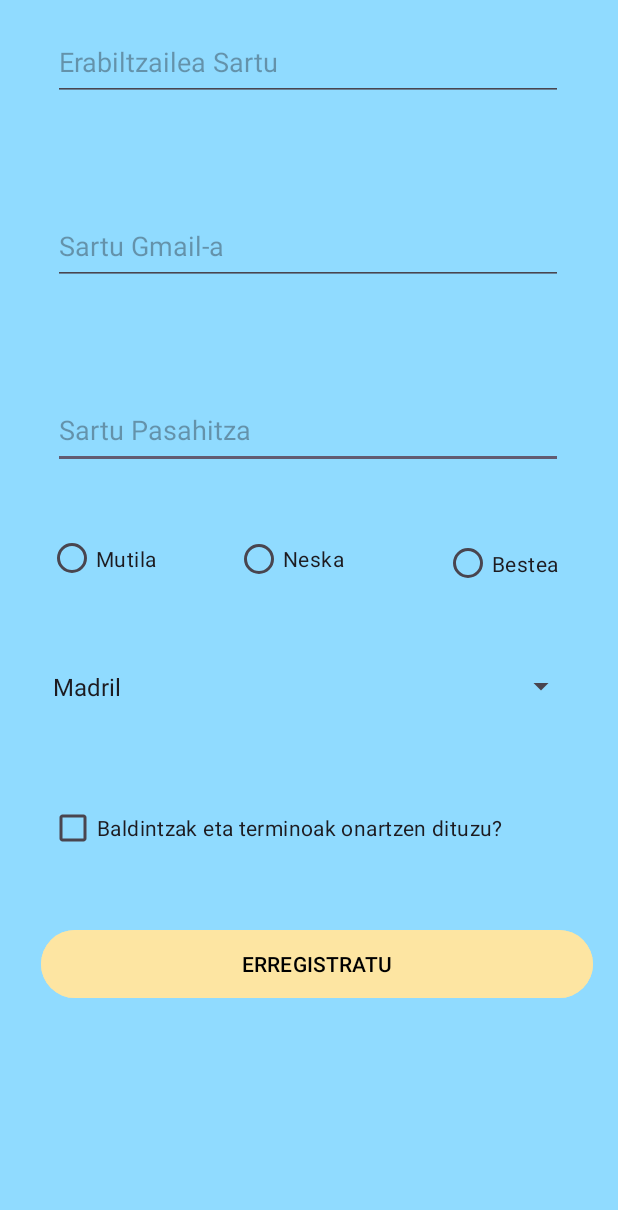
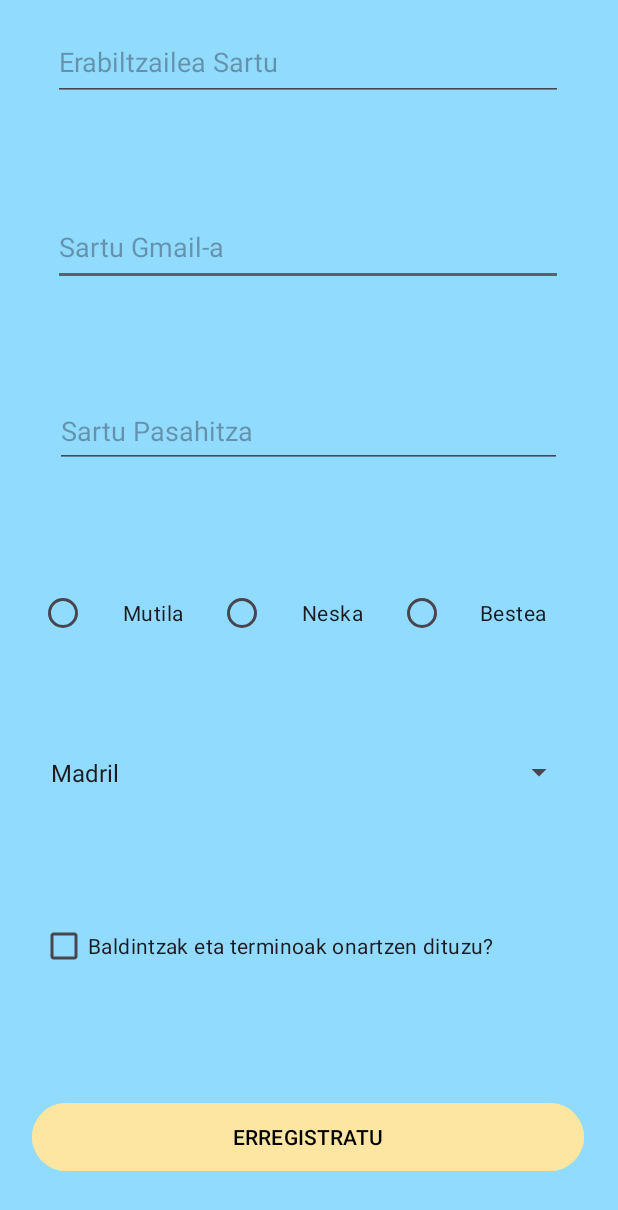
Before and after one commit to UgaitzBil/ProiektuaPMUL_Bilbao_Ugaitz, an Android app: the RegisterPage screen opened directly, with no data from a screen before it, on a phone screen of 412 x 824 dp. Shown: the top 1210 px of the screen. Run offline under Robolectric (Android 15) with nearby library versions, the phone set to English and light mode, and no system bars.

Commit message:
hecho en casa

```diff
--- a/app/src/main/res/layout/activity_register_page.xml
+++ b/app/src/main/res/layout/activity_register_page.xml
@@ -9,23 +9,10 @@
     tools:context=".RegisterPage">
 
     <EditText
-        android:id="@+id/ftpassword"
-        android:layout_width="340dp"
-        android:layout_height="51dp"
-        android:layout_marginTop="71dp"
-        android:ems="10"
-        android:hint="Sartu Pasahitza"
-        android:inputType="text"
-        app:layout_constraintEnd_toEndOf="parent"
-        app:layout_constraintHorizontal_bias="0.492"
-        app:layout_constraintStart_toStartOf="parent"
-        app:layout_constraintTop_toBottomOf="@+id/tfgmail" />
-
-    <EditText
         android:id="@+id/tfgmail"
         android:layout_width="340dp"
         android:layout_height="51dp"
-        android:layout_marginTop="71dp"
+        android:layout_marginTop="72dp"
         android:ems="10"
         android:hint="Sartu Gmail-a"
         android:inputType="text"
@@ -38,14 +25,15 @@
         android:id="@+id/btnreg"
         android:layout_width="368dp"
         android:layout_height="53dp"
-        android:layout_marginTop="616dp"
         android:backgroundTint="#FDE5A2"
         android:text="ERREGISTRATU"
         android:textColor="@color/black"
+        app:layout_constraintBottom_toBottomOf="parent"
         app:layout_constraintEnd_toEndOf="parent"
-        app:layout_constraintHorizontal_bias="0.627"
+        app:layout_constraintHorizontal_bias="0.488"
         app:layout_constraintStart_toStartOf="parent"
-        app:layout_constraintTop_toTopOf="parent" />
+        app:layout_constraintTop_toTopOf="parent"
+        app:layout_constraintVertical_bias="0.949" />
 
     <EditText
         android:id="@+id/ftuser"
@@ -65,50 +53,72 @@
         android:id="@+id/spinner"
         android:layout_width="357dp"
         android:layout_height="51dp"
-        android:layout_marginTop="432dp"
+        app:layout_constraintBottom_toBottomOf="parent"
         app:layout_constraintEnd_toEndOf="parent"
+        app:layout_constraintHorizontal_bias="0.481"
         app:layout_constraintStart_toStartOf="parent"
-        app:layout_constraintTop_toTopOf="parent" />
+        app:layout_constraintTop_toTopOf="parent"
+        app:layout_constraintVertical_bias="0.633" />
 
     <CheckBox
         android:id="@+id/checkBox"
         android:layout_width="344dp"
         android:layout_height="56dp"
-        android:layout_marginTop="524dp"
         android:text="Baldintzak eta terminoak onartzen dituzu?"
+        app:layout_constraintBottom_toBottomOf="parent"
         app:layout_constraintEnd_toEndOf="parent"
-        app:layout_constraintHorizontal_bias="0.477"
+        app:layout_constraintHorizontal_bias="0.388"
         app:layout_constraintStart_toStartOf="parent"
-        app:layout_constraintTop_toTopOf="parent" />
+        app:layout_constraintTop_toTopOf="parent"
+        app:layout_constraintVertical_bias="0.785" />
 
-    <RadioButton
-        android:id="@+id/rbboy"
-        android:layout_width="99dp"
+    <RadioGroup
+        android:id="@+id/radioGroupGenero"
+        android:layout_width="359dp"
         android:layout_height="55dp"
-        android:layout_marginStart="32dp"
-        android:layout_marginTop="32dp"
-        android:text="Mutila"
+        android:orientation="horizontal"
+        app:layout_constraintBottom_toBottomOf="parent"
+        app:layout_constraintEnd_toEndOf="parent"
+        app:layout_constraintHorizontal_bias="0.49"
         app:layout_constraintStart_toStartOf="parent"
-        app:layout_constraintTop_toBottomOf="@+id/ftpassword" />
+        app:layout_constraintTop_toTopOf="parent">
 
-    <RadioButton
-        android:id="@+id/rbgirl"
-        android:layout_width="99dp"
-        android:layout_height="56dp"
-        android:layout_marginTop="32dp"
-        android:layout_marginEnd="156dp"
-        android:text="Neska"
+        <RadioButton
+            android:id="@+id/rbboy"
+            android:layout_width="0dp"
+            android:layout_height="wrap_content"
+            android:layout_weight="1"
+            android:gravity="center"
+            android:text="Mutila" />
+
+        <RadioButton
+            android:id="@+id/rbgirl"
+            android:layout_width="0dp"
+            android:layout_height="wrap_content"
+            android:layout_weight="1"
+            android:gravity="center"
+            android:text="Neska" />
+
+        <RadioButton
+            android:id="@+id/rbbestea"
+            android:layout_width="0dp"
+            android:layout_height="wrap_content"
+            android:layout_weight="1"
+            android:gravity="center"
+            android:text="Bestea" />
+    </RadioGroup>
+
+    <EditText
+        android:id="@+id/ftpassword"
+        android:layout_width="338dp"
+        android:layout_height="49dp"
+        android:layout_marginTop="72dp"
+        android:ems="10"
+        android:hint="Sartu Pasahitza"
+        android:inputType="textPassword"
         app:layout_constraintEnd_toEndOf="parent"
-        app:layout_constraintTop_toBottomOf="@+id/ftpassword" />
-
-    <RadioButton
-        android:id="@+id/rbbestea"
-        android:layout_width="92dp"
-        android:layout_height="54dp"
-        android:layout_marginTop="36dp"
-        android:layout_marginEnd="24dp"
-        android:text="Bestea"
-        app:layout_constraintEnd_toEndOf="parent"
-        app:layout_constraintTop_toBottomOf="@+id/ftpassword" />
+        app:layout_constraintHorizontal_bias="0.493"
+        app:layout_constraintStart_toStartOf="parent"
+        app:layout_constraintTop_toBottomOf="@+id/tfgmail" />
 
 </androidx.constraintlayout.widget.ConstraintLayout>
```
Also changed, not shown: app/src/main/java/com/example/myapplication/MainActivity.kt (+9 -12 lines), app/src/main/java/com/example/myapplication/RegisterPage.kt (+79 -10 lines), app/src/main/java/com/example/myapplication/SQL_User_Database.kt (+13 -0 lines).
